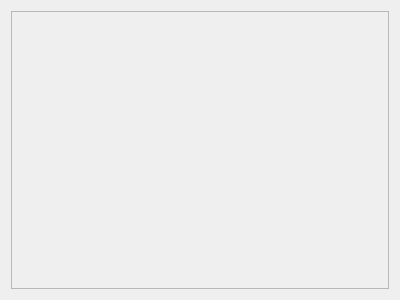
First picture: the form in app/view/forms/stuffsview.ui, repository r0nd0ud0u/qt-rpg, before the edit.
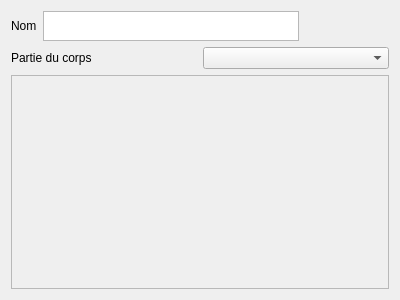
Second picture: the form after the edit.

Commit message: add edit panel for stuff + encode/decode json

What changed in the file:
```diff
--- a/app/view/forms/stuffsview.ui
+++ b/app/view/forms/stuffsview.ui
@@ -14,6 +14,60 @@
    <string>Form</string>
   </property>
   <layout class="QVBoxLayout" name="verticalLayout">
+   <item>
+    <layout class="QHBoxLayout" name="horizontalLayout">
+     <item>
+      <widget class="QLabel" name="label">
+       <property name="text">
+        <string>Nom</string>
+       </property>
+      </widget>
+     </item>
+     <item>
+      <widget class="QTextEdit" name="name_textEdit">
+       <property name="sizePolicy">
+        <sizepolicy hsizetype="Expanding" vsizetype="Fixed">
+         <horstretch>0</horstretch>
+         <verstretch>0</verstretch>
+        </sizepolicy>
+       </property>
+       <property name="maximumSize">
+        <size>
+         <width>16777215</width>
+         <height>30</height>
+        </size>
+       </property>
+      </widget>
+     </item>
+     <item>
+      <spacer name="horizontalSpacer">
+       <property name="orientation">
+        <enum>Qt::Horizontal</enum>
+       </property>
+       <property name="sizeHint" stdset="0">
+        <size>
+         <width>40</width>
+         <height>20</height>
+        </size>
+       </property>
+      </spacer>
+     </item>
+    </layout>
+   </item>
+   <item>
+    <layout class="QHBoxLayout" name="horizontalLayout_2">
+     <item>
+      <widget class="QLabel" name="label_2">
+       <property name="text">
+        <string>Partie du corps</string>
+       </property>
+      </widget>
+     </item>
+     <item>
+      <widget class="QComboBox" name="body_comboBox"/>
+     </item>
+    </layout>
+   </item>
    <item>
     <widget class="QScrollArea" name="scrollArea">
      <property name="widgetResizable">
@@ -25,7 +79,7 @@
         <x>0</x>
         <y>0</y>
         <width>380</width>
-        <height>280</height>
+        <height>210</height>
        </rect>
       </property>
       <layout class="QVBoxLayout" name="verticalLayout_2"/>
```
The commit also changes 11 other files.
